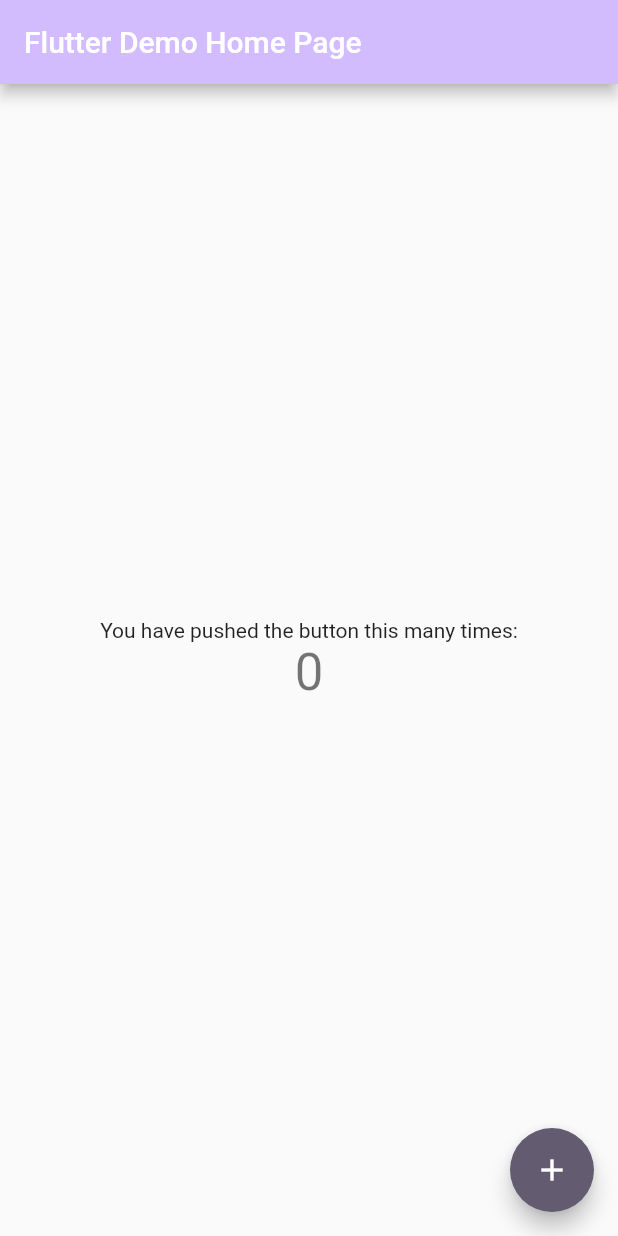
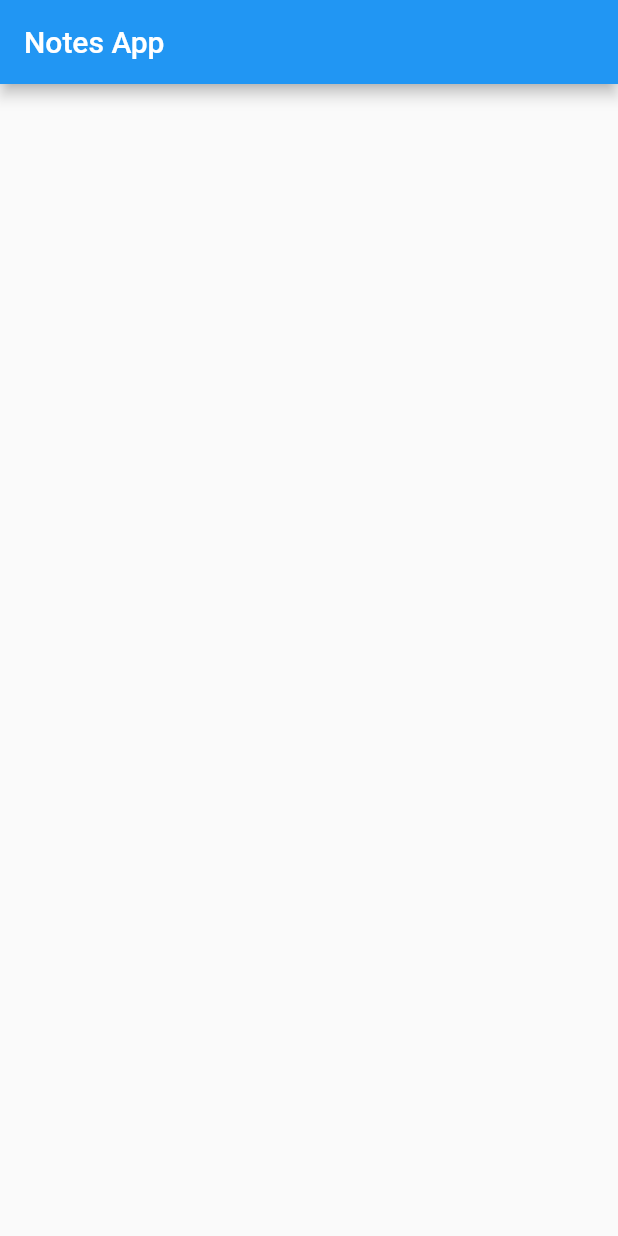
Before and after one commit to mahmoudradwan11/Notes_App, a Flutter app: the screen it shows after launch, on a phone screen of 412 x 824 dp. Run offline on Flutter 3.47's test engine with Material 2 defaults, Android fonts, the phone set to English and light mode, and no system bars.

Commit message:
create class Notes App

```diff
--- a/lib/main.dart
+++ b/lib/main.dart
@@ -1,125 +1,19 @@
 import 'package:flutter/material.dart';
 
 void main() {
-  runApp(const MyApp());
+  runApp(const NotesApp());
 }
+class NotesApp extends StatelessWidget {
+  const NotesApp({Key? key}) : super(key: key);
 
-class MyApp extends StatelessWidget {
-  const MyApp({super.key});
-
-  // This widget is the root of your application.
   @override
   Widget build(BuildContext context) {
     return MaterialApp(
-      title: 'Flutter Demo',
-      theme: ThemeData(
-        // This is the theme of your application.
-        //
-        // TRY THIS: Try running your application with "flutter run". You'll see
-        // the application has a blue toolbar. Then, without quitting the app,
-        // try changing the seedColor in the colorScheme below to Colors.green
-        // and then invoke "hot reload" (save your changes or press the "hot
-        // reload" button in a Flutter-supported IDE, or press "r" if you used
-        // the command line to start the app).
-        //
-        // Notice that the counter didn't reset back to zero; the application
-        // state is not lost during the reload. To reset the state, use hot
-        // restart instead.
-        //
-        // This works for code too, not just values: Most code changes can be
-        // tested with just a hot reload.
-        colorScheme: ColorScheme.fromSeed(seedColor: Colors.deepPurple),
-        useMaterial3: false,
+      home: Scaffold(
+        appBar: AppBar(
+          title: const Text('Notes App'),
+        ),
       ),
-      home: const MyHomePage(title: 'Flutter Demo Home Page'),
     );
   }
 }
-
-class MyHomePage extends StatefulWidget {
-  const MyHomePage({super.key, required this.title});
-
-  // This widget is the home page of your application. It is stateful, meaning
-  // that it has a State object (defined below) that contains fields that affect
-  // how it looks.
-
-  // This class is the configuration for the state. It holds the values (in this
-  // case the title) provided by the parent (in this case the App widget) and
-  // used by the build method of the State. Fields in a Widget subclass are
-  // always marked "final".
-
-  final String title;
-
-  @override
-  State<MyHomePage> createState() => _MyHomePageState();
-}
-
-class _MyHomePageState extends State<MyHomePage> {
-  int _counter = 0;
-
-  void _incrementCounter() {
-    setState(() {
-      // This call to setState tells the Flutter framework that something has
-      // changed in this State, which causes it to rerun the build method below
-      // so that the display can reflect the updated values. If we changed
-      // _counter without calling setState(), then the build method would not be
-      // called again, and so nothing would appear to happen.
-      _counter++;
-    });
-  }
-
-  @override
-  Widget build(BuildContext context) {
-    // This method is rerun every time setState is called, for instance as done
-    // by the _incrementCounter method above.
-    //
-    // The Flutter framework has been optimized to make rerunning build methods
-    // fast, so that you can just rebuild anything that needs updating rather
-    // than having to individually change instances of widgets.
-    return Scaffold(
-      appBar: AppBar(
-        // TRY THIS: Try changing the color here to a specific color (to
-        // Colors.amber, perhaps?) and trigger a hot reload to see the AppBar
-        // change color while the other colors stay the same.
-        backgroundColor: Theme.of(context).colorScheme.inversePrimary,
-        // Here we take the value from the MyHomePage object that was created by
-        // the App.build method, and use it to set our appbar title.
-        title: Text(widget.title),
-      ),
-      body: Center(
-        // Center is a layout widget. It takes a single child and positions it
-        // in the middle of the parent.
-        child: Column(
-          // Column is also a layout widget. It takes a list of children and
-          // arranges them vertically. By default, it sizes itself to fit its
-          // children horizontally, and tries to be as tall as its parent.
-          //
-          // Column has various properties to control how it sizes itself and
-          // how it positions its children. Here we use mainAxisAlignment to
-          // center the children vertically; the main axis here is the vertical
-          // axis because Columns are vertical (the cross axis would be
-          // horizontal).
-          //
-          // TRY THIS: Invoke "debug painting" (choose the "Toggle Debug Paint"
-          // action in the IDE, or press "p" in the console), to see the
-          // wireframe for each widget.
-          mainAxisAlignment: MainAxisAlignment.center,
-          children: <Widget>[
-            const Text(
-              'You have pushed the button this many times:',
-            ),
-            Text(
-              '$_counter',
-              style: Theme.of(context).textTheme.headlineMedium,
-            ),
-          ],
-        ),
-      ),
-      floatingActionButton: FloatingActionButton(
-        onPressed: _incrementCounter,
-        tooltip: 'Increment',
-        child: const Icon(Icons.add),
-      ), // This trailing comma makes auto-formatting nicer for build methods.
-    );
-  }
-}
```
Also changed, not shown: 1 other file.
